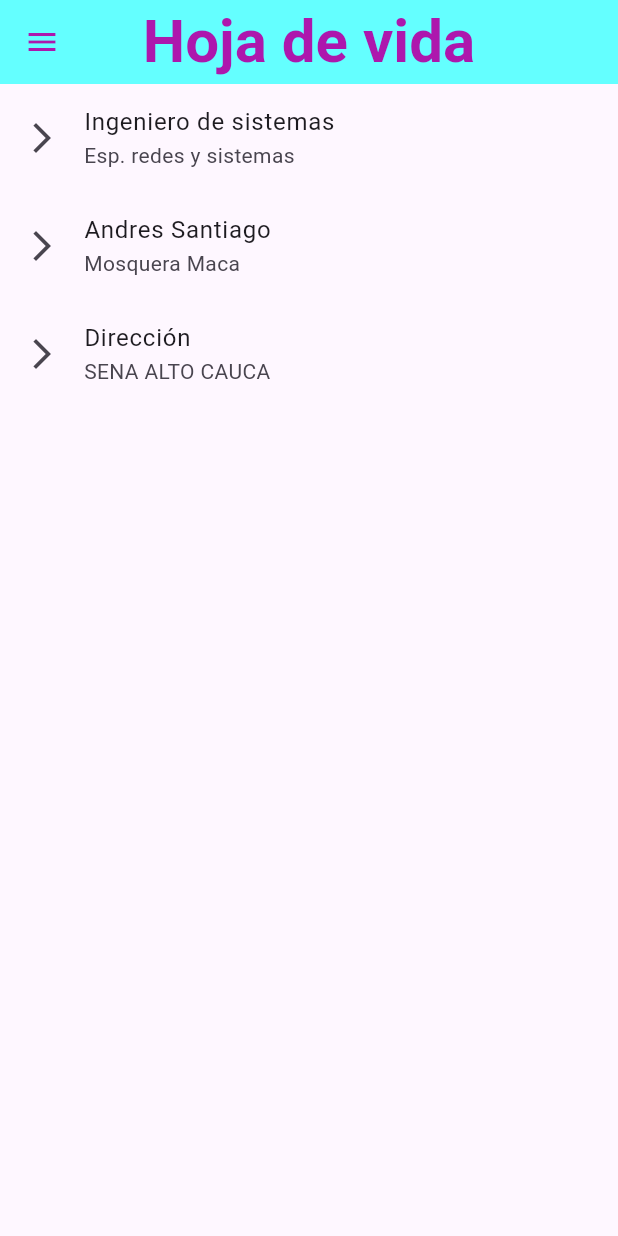
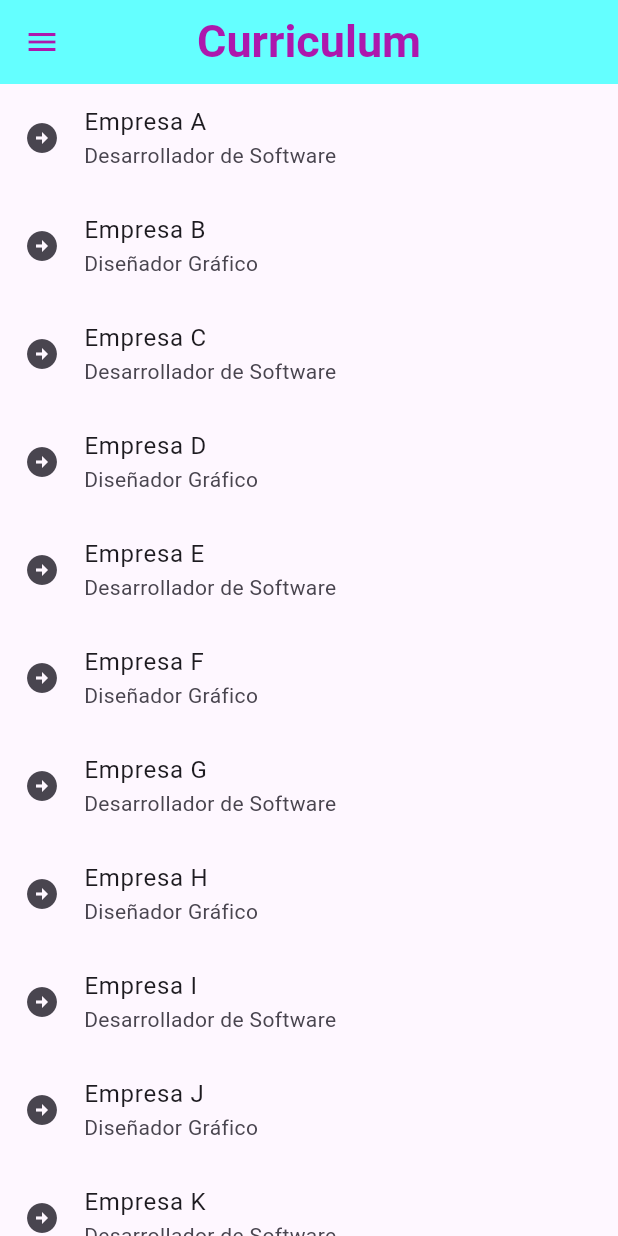
Before and after one commit to Onixdrew/Movil_Dart, a Flutter app: the screen it shows after launch, on a phone screen of 412 x 824 dp. Run offline on Flutter 3.47's test engine with Material 3 defaults, Android fonts, the phone set to English and light mode, and no system bars; our stand-ins replace get.

Commit message:
'Updated'

```diff
--- a/lib/barraEstado.dart
+++ b/lib/barraEstado.dart
@@ -1,12 +1,16 @@
 import 'package:flutter/material.dart';
+import 'package:flutter_application_2/main.dart';
+import 'package:get/get.dart';
 
 barraEstado() {
   return AppBar(
-    title: const Text(
-      'Hoja de vida',
-      style: TextStyle(
-        fontWeight: FontWeight.bold,
-        fontSize: 40.0,
+    title: Obx(
+      () => Text(
+        controladorBody.tituloBarra,
+        style: const TextStyle(
+          fontWeight: FontWeight.bold,
+          fontSize: 30.0,
+        ),
       ),
     ),
     backgroundColor: const Color.fromARGB(255, 100, 255, 255),
--- a/lib/main.dart
+++ b/lib/main.dart
@@ -1,13 +1,30 @@
+// dependencias
 import 'package:flutter/material.dart';
+import 'package:get/get.dart';
+
+// mis funciones
 import 'package:flutter_application_2/DatosPersonales.dart';
 import 'package:flutter_application_2/barraEstado.dart';
 import 'package:flutter_application_2/bodyContent.dart';
-// import 'package:flutter_application_2/bodyContent.dart';
+import 'package:flutter_application_2/controlador.dart';
 import 'package:flutter_application_2/menuHamburguesa.dart';
 
+
 void main(List<String> args) {
+  Get.put(Controlador());
   runApp(const Home());
 }
+
+
+// creo una instancia del controlador
+
+Controlador controladorBody = Get.find();
+
+
+
+
+
+
 
 class Home extends StatefulWidget {
   const Home({super.key});
@@ -22,12 +39,20 @@ class _HomeState extends State<Home> {
     return MaterialApp(
       debugShowCheckedModeBanner: false,
       home: Scaffold(
-          appBar: barraEstado(), drawer: drawerP(), body: datosPersonales()),
+          appBar: barraEstado(), drawer: drawerP(), body: coleccioPaginas[2]),
     );
   }
 }
 
-List coleccioPaginas = [bodyContent(), datosPersonales()];
+///////////////////////
+
+List coleccioPaginas = [
+  bodyContent(),
+  datosPersonales(),
+  experienciaLaboral(),
+];
+
+// //////////////
 
 experienciaLaboral() {
   return ListView.builder(
@@ -35,6 +60,9 @@ experienciaLaboral() {
     itemBuilder: (BuildContext context, int index) {
       return ListTile(
         title: Text(datosLaborales[index]['empresa']),
+        subtitle: Text(datosLaborales[index]['puesto']),
+        leading: const Icon(Icons.arrow_circle_right),
+        onTap: () {},
       );
     },
   );
@@ -55,65 +83,65 @@ List datosLaborales = [
         'Diseño de logotipos, material publicitario y contenido para redes sociales.'
   },
   {
-    'empresa': 'Empresa A',
+    'empresa': 'Empresa C',
     'puesto': 'Desarrollador de Software',
     'periodo': 'Enero 2018 - Diciembre 2019',
     'funciones': 'Desarrollo de aplicaciones móviles y web.'
   },
   {
-    'empresa': 'Empresa B',
+    'empresa': 'Empresa D',
     'puesto': 'Diseñador Gráfico',
     'periodo': 'Marzo 2020 - Presente',
     'funciones':
         'Diseño de logotipos, material publicitario y contenido para redes sociales.'
   },
   {
-    'empresa': 'Empresa A',
+    'empresa': 'Empresa E',
     'puesto': 'Desarrollador de Software',
     'periodo': 'Enero 2018 - Diciembre 2019',
     'funciones': 'Desarrollo de aplicaciones móviles y web.'
   },
   {
-    'empresa': 'Empresa B',
+    'empresa': 'Empresa F',
     'puesto': 'Diseñador Gráfico',
     'periodo': 'Marzo 2020 - Presente',
     'funciones':
         'Diseño de logotipos, material publicitario y contenido para redes sociales.'
   },
   {
-    'empresa': 'Empresa A',
+    'empresa': 'Empresa G',
     'puesto': 'Desarrollador de Software',
     'periodo': 'Enero 2018 - Diciembre 2019',
     'funciones': 'Desarrollo de aplicaciones móviles y web.'
   },
   {
-    'empresa': 'Empresa B',
+    'empresa': 'Empresa H',
     'puesto': 'Diseñador Gráfico',
     'periodo': 'Marzo 2020 - Presente',
     'funciones':
         'Diseño de logotipos, material publicitario y contenido para redes sociales.'
   },
   {
-    'empresa': 'Empresa A',
+    'empresa': 'Empresa I',
     'puesto': 'Desarrollador de Software',
     'periodo': 'Enero 2018 - Diciembre 2019',
     'funciones': 'Desarrollo de aplicaciones móviles y web.'
   },
   {
-    'empresa': 'Empresa B',
+    'empresa': 'Empresa J',
     'puesto': 'Diseñador Gráfico',
     'periodo': 'Marzo 2020 - Presente',
     'funciones':
         'Diseño de logotipos, material publicitario y contenido para redes sociales.'
   },
   {
-    'empresa': 'Empresa A',
+    'empresa': 'Empresa K',
     'puesto': 'Desarrollador de Software',
     'periodo': 'Enero 2018 - Diciembre 2019',
     'funciones': 'Desarrollo de aplicaciones móviles y web.'
   },
   {
-    'empresa': 'Empresa B',
+    'empresa': 'Empresa M',
     'puesto': 'Diseñador Gráfico',
     'periodo': 'Marzo 2020 - Presente',
     'funciones':
--- a/lib/menuHamburguesa.dart
+++ b/lib/menuHamburguesa.dart
@@ -1,7 +1,8 @@
 import 'package:flutter/material.dart';
+import 'package:flutter_application_2/main.dart';
 
 drawerP() {
-  return const Drawer(
+  return Drawer(
     child: Column(
       children: [
         Image(
@@ -15,7 +16,16 @@ drawerP() {
         ListTile(
           title: Text("Datos personales"),
           leading: Icon(Icons.arrow_back_ios_new_outlined),
+          onTap: () {
+            controladorBody.combioTitulo("Datos personales");
+          },
         ),
+        ListTile(
+            title: Text("Referencias."),
+            leading: Icon(Icons.arrow_back_ios_new_outlined),
+            onTap: () {
+              controladorBody.combioTitulo("Referencias");
+            }),
         ListTile(
           title: Text("Acerca de."),
           leading: Icon(Icons.arrow_back_ios_new_outlined),
--- a/pubspec.yaml
+++ b/pubspec.yaml
@@ -30,7 +30,7 @@ environment:
 dependencies:
   flutter:
     sdk: flutter
-
+  get: ^4.6.1
   # The following adds the Cupertino Icons font to your application.
   # Use with the CupertinoIcons class for iOS style icons.
   cupertino_icons: ^1.0.6
@@ -57,7 +57,6 @@ flutter:
   uses-material-design: true
   assets:
     - assets/cartoon-mascota-del-equipo-sosteniendo-dinero-a8aytc.jpg
-
 
   # To add assets to your application, add an assets section, like this:
   # assets:
```
Also changed, not shown: lib/controlador.dart (added, +11 -0 lines), pubspec.lock.
